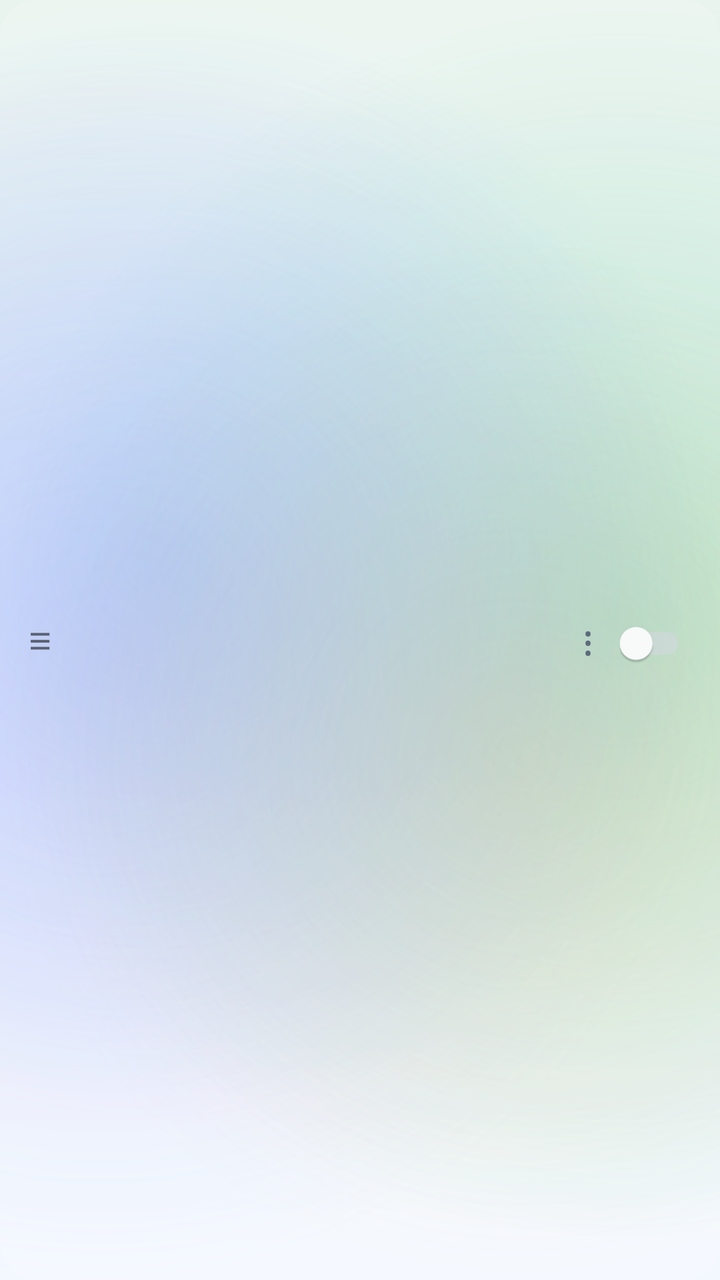
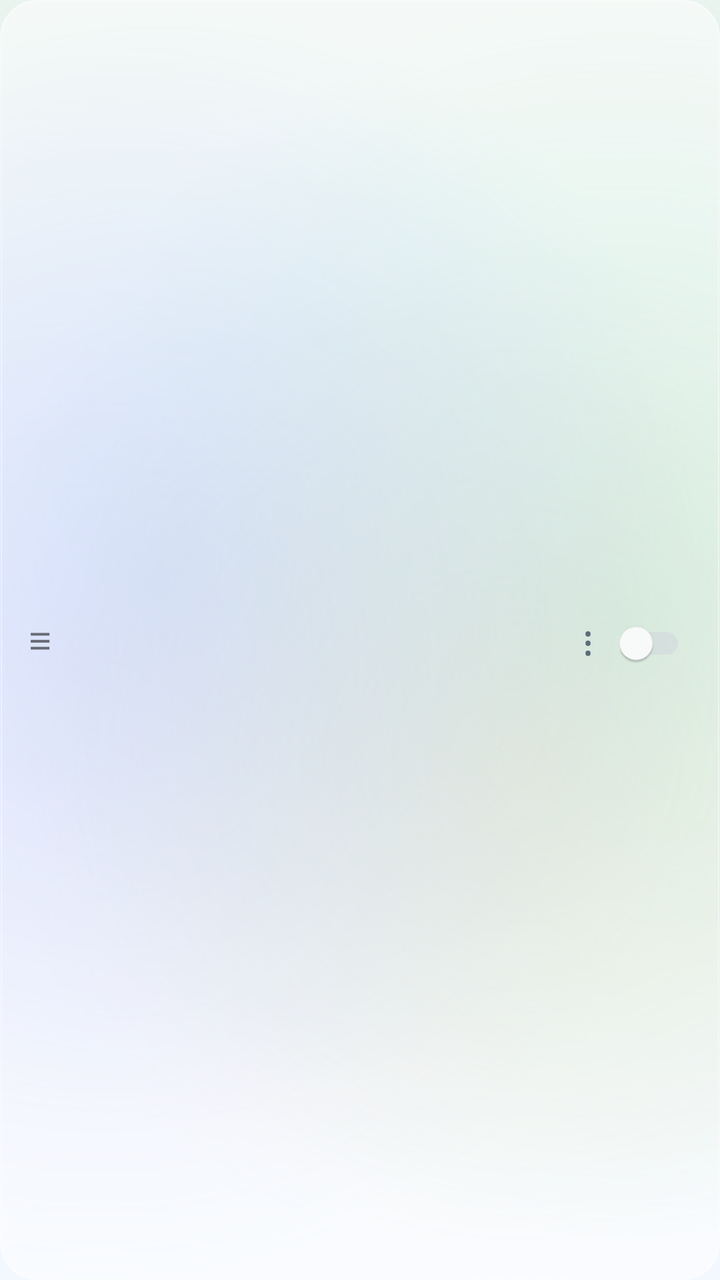

Before-and-after screenshots of an Android layout around one commit, followed by the original layout XML and the change that was made.
<!-- AndroidManifest.xml: application theme Theme.MijiaSim -->
<!-- res/layout/item_device.xml -->
<?xml version="1.0" encoding="utf-8"?>
<LinearLayout xmlns:android="http://schemas.android.com/apk/res/android"
    android:layout_width="match_parent"
    android:layout_height="wrap_content"
    android:layout_margin="4dp"
    android:background="@drawable/bg_row_glass"
    android:gravity="center_vertical"
    android:minHeight="64dp"
    android:orientation="horizontal"
    android:paddingLeft="6dp"
    android:paddingRight="4dp">

    
    
    <TextView
        android:id="@+id/drag_handle"
        android:layout_width="28dp"
        android:layout_height="48dp"
        android:gravity="center"
        android:text="@string/drag_handle_glyph"
        android:textColor="@color/drag_handle"
        android:textSize="20sp" />

    <LinearLayout
        android:layout_width="0dp"
        android:layout_height="wrap_content"
        android:layout_weight="1"
        android:orientation="vertical"
        android:paddingLeft="6dp"
        android:paddingRight="2dp">

        <TextView
            android:id="@+id/device_name"
            android:layout_width="match_parent"
            android:layout_height="wrap_content"
            android:ellipsize="end"
            android:maxLines="1"
            android:textColor="@color/ink"
            android:textSize="16sp"
            android:textStyle="bold" />

        <TextView
            android:id="@+id/device_meta"
            android:layout_width="match_parent"
            android:layout_height="wrap_content"
            android:ellipsize="end"
            android:maxLines="1"
            android:textColor="@color/ink_muted"
            android:textSize="13sp" />

        <TextView
            android:id="@+id/device_did"
            android:layout_width="match_parent"
            android:layout_height="wrap_content"
            android:ellipsize="end"
            android:maxLines="1"
            android:fontFamily="monospace"
            android:textColor="@color/ink_muted"
            android:textSize="12sp" />
    </LinearLayout>

    <TextView
        android:id="@+id/online_badge"
        android:layout_width="wrap_content"
        android:layout_height="wrap_content"
        android:paddingRight="2dp"
        android:textSize="12sp" />

    
    <TextView
        android:id="@+id/device_more"
        android:layout_width="32dp"
        android:layout_height="48dp"
        android:background="?attr/selectableItemBackgroundBorderless"
        android:clickable="true"
        android:contentDescription="@string/action_more"
        android:focusable="true"
        android:gravity="center"
        android:text="@string/action_more_glyph"
        android:textColor="@color/ink_muted"
        android:textSize="20sp" />

    
    <FrameLayout
        android:layout_width="46dp"
        android:layout_height="48dp">

        <androidx.appcompat.widget.SwitchCompat
            android:id="@+id/device_switch"
            android:layout_width="wrap_content"
            android:layout_height="wrap_content"
            android:layout_gravity="center_vertical|start"
            android:scaleX="0.82"
            android:scaleY="0.82"
            android:transformPivotX="0dp"
            android:transformPivotY="24dp" />
    </FrameLayout>

</LinearLayout>
<!-- resources referenced by this layout -->
<resources>
  <color name="drag_handle">#88000000</color>
  <color name="ink">#FF1B1F24</color>
  <color name="ink_muted">#FF5C6B7A</color>
  <!-- drawable bg_row_glass (drawable) -->
  <?xml version="1.0" encoding="utf-8"?>
  <selector xmlns:android="http://schemas.android.com/apk/res/android">
      <item android:state_pressed="true">
          <shape android:shape="rectangle">
              <solid android:color="@color/row_pressed" />
              <corners android:radius="18dp" />
          </shape>
      </item>
      <item>
          <shape android:shape="rectangle">
              <solid android:color="@color/row_fill" />
              <corners android:radius="18dp" />
          </shape>
      </item>
  </selector>
  <string name="action_more">更多操作</string>
  <string name="action_more_glyph">⋮</string>
  <string name="drag_handle_glyph">≡</string>
  <color name="row_pressed">#59FFFFFF</color>
  <color name="row_fill">#1FFFFFFF</color>
  <color name="accent">#FF2bb673</color>
  <color name="accent_deep">#FF17794A</color>
  <color name="liquid_sky">#FFF3F8FF</color>
  <style name="ThemeOverlay.MijiaSim.ActionBar" parent="ThemeOverlay.AppCompat.Light">
          <item name="colorControlNormal">@color/ink</item>
          <item name="android:textColorPrimary">@color/ink</item>
      </style>
  <style name="Widget.MijiaSim.PopupMenu.Overflow" parent="Widget.AppCompat.PopupMenu.Overflow">
          <item name="android:popupBackground">@drawable/bg_glass_popup</item>
          <item name="android:popupElevation">10dp</item>
          <item name="overlapAnchor">false</item>
          <item name="android:dropDownVerticalOffset">6dp</item>
      </style>
  <style name="Widget.MijiaSim.PopupMenu" parent="Widget.AppCompat.PopupMenu">
          <item name="android:popupBackground">@drawable/bg_glass_popup</item>
          <item name="android:popupElevation">10dp</item>
      </style>
  <style name="TextAppearance.MijiaSim.PopupMenuItem" parent="TextAppearance.AppCompat.Widget.PopupMenu.Large">
          <item name="android:textColor">@color/ink</item>
          <item name="android:textSize">14sp</item>
      </style>
  <style name="Widget.MijiaSim.Switch" parent="Widget.AppCompat.CompoundButton.Switch">
          <item name="trackTint">@color/switch_track</item>
          <item name="thumbTint">@color/switch_thumb</item>
      </style>
  <color name="liquid_mist">#FFEAF4EF</color>
  <color name="blob_mint">#552BB673</color>
  <color name="blob_blue">#4D4C9AFF</color>
  <color name="blob_violet">#3D8E7CFF</color>
  <color name="blob_amber">#2EF2A33C</color>
  <style name="TextAppearance.MijiaSim.ActionBar.Title" parent="TextAppearance.AppCompat.Widget.ActionBar.Title">
          <item name="android:textColor">@color/ink</item>
          <item name="android:textSize">20sp</item>
          <item name="android:textStyle">bold</item>
          <item name="android:letterSpacing">0.01</item>
      </style>
  <style name="TextAppearance.MijiaSim.ActionBar.Subtitle" parent="TextAppearance.AppCompat.Widget.ActionBar.Subtitle">
          <item name="android:textColor">@color/ink_muted</item>
      </style>
  <!-- drawable bg_glass_dialog (drawable) -->
  <?xml version="1.0" encoding="utf-8"?>
  <shape xmlns:android="http://schemas.android.com/apk/res/android"
      android:shape="rectangle">
      <solid android:color="@color/dialog_fill" />
      <corners android:radius="28dp" />
      <stroke
          android:width="1dp"
          android:color="@color/glass_stroke" />
  </shape>
  <color name="dialog_fill">#F7FFFFFF</color>
  <color name="glass_stroke">#80FFFFFF</color>
  <color name="popup_bottom">#FFF6FAFF</color>
  <color name="popup_top">#FFFFFFFF</color>
  <color name="glass_divider">#14000000</color>
  <!-- unchanged entries left out for length: 5 -->
</resources>

<!-- the commit's change to res/layout/item_device.xml (unified diff, before → after) -->
@@ -3,7 +3,7 @@
     android:layout_width="match_parent"
     android:layout_height="wrap_content"
     android:layout_margin="4dp"
-    android:background="@drawable/bg_row_glass"
+    android:background="@drawable/bg_row_input"
     android:gravity="center_vertical"
     android:minHeight="64dp"
     android:orientation="horizontal"
<!-- resource entries referenced after the edit -->
@@ -3,27 +3,32 @@
   <color name="drag_handle">#88000000</color>
   <color name="ink">#FF1B1F24</color>
   <color name="ink_muted">#FF5C6B7A</color>
-  <!-- drawable bg_row_glass (drawable) -->
+  <!-- drawable bg_row_input (drawable) -->
   <?xml version="1.0" encoding="utf-8"?>
   <selector xmlns:android="http://schemas.android.com/apk/res/android">
       <item android:state_pressed="true">
           <shape android:shape="rectangle">
-              <solid android:color="@color/row_pressed" />
+              <solid android:color="@color/pill_pressed" />
               <corners android:radius="18dp" />
+              <stroke
+                  android:width="1dp"
+                  android:color="@color/glass_stroke" />
           </shape>
       </item>
       <item>
           <shape android:shape="rectangle">
-              <solid android:color="@color/row_fill" />
+              <solid android:color="@color/pill_fill" />
               <corners android:radius="18dp" />
+              <stroke
+                  android:width="1dp"
+                  android:color="@color/glass_stroke" />
           </shape>
       </item>
   </selector>
   <string name="action_more">更多操作</string>
   <string name="action_more_glyph">⋮</string>
   <string name="drag_handle_glyph">≡</string>
-  <color name="row_pressed">#59FFFFFF</color>
-  <color name="row_fill">#1FFFFFFF</color>
+  <color name="pill_pressed">#B3FFFFFF</color>
   <color name="accent">#FF2bb673</color>
   <color name="accent_deep">#FF17794A</color>
   <color name="liquid_sky">#FFF3F8FF</color>
@@ -75,6 +80,7 @@
   </shape>
   <color name="dialog_fill">#F7FFFFFF</color>
   <color name="glass_stroke">#80FFFFFF</color>
+  <color name="pill_fill">#80FFFFFF</color>
   <color name="popup_bottom">#FFF6FAFF</color>
   <color name="popup_top">#FFFFFFFF</color>
   <color name="glass_divider">#14000000</color>
